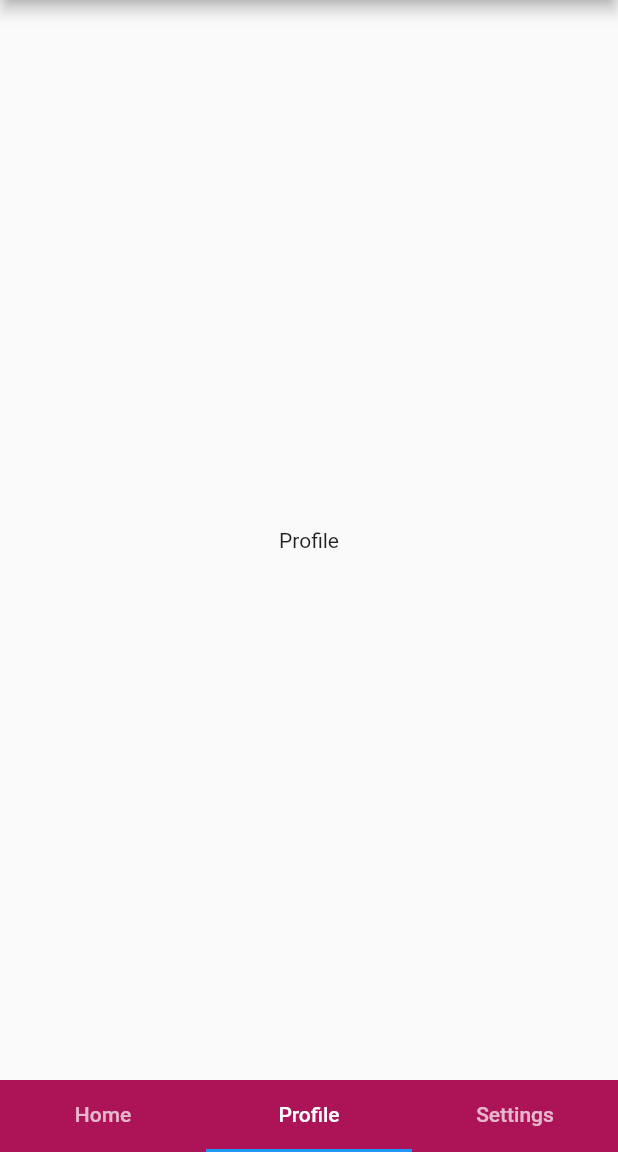
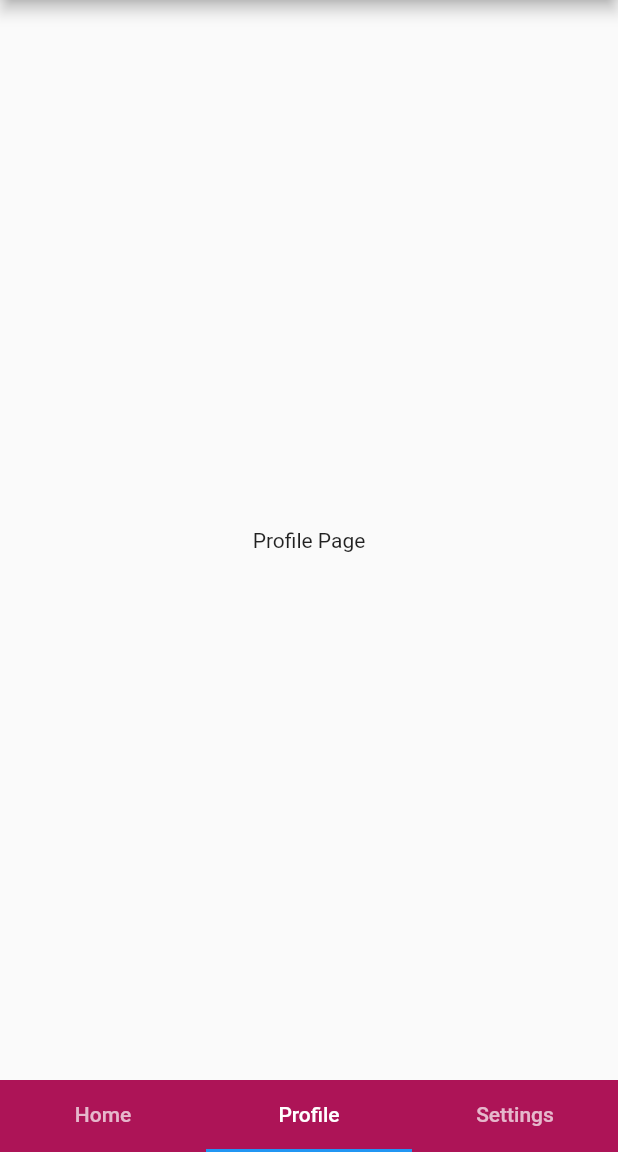
Before and after one commit to sidkhore1002/Quick-serve, a Flutter app: the screen it shows after launch, item 2 of the bottom bar chosen, on a phone screen of 412 x 824 dp, the part 84-1236 px from its top. Run offline on Flutter 3.47's test engine with Material 2 defaults, Android fonts, the phone set to English and light mode, and no system bars.

Commit message:
UI changes

```diff
--- a/lib/view/Profile_Page.dart
+++ b/lib/view/Profile_Page.dart
@@ -13,7 +13,7 @@ class _ProfilePageState extends State<ProfilePage> {
   Widget build(BuildContext context) {
     return Container(
       child: Center(
-        child: Text("Profile"),
+        child: Text("Profile Page"),
       ),
     );
   }
```
